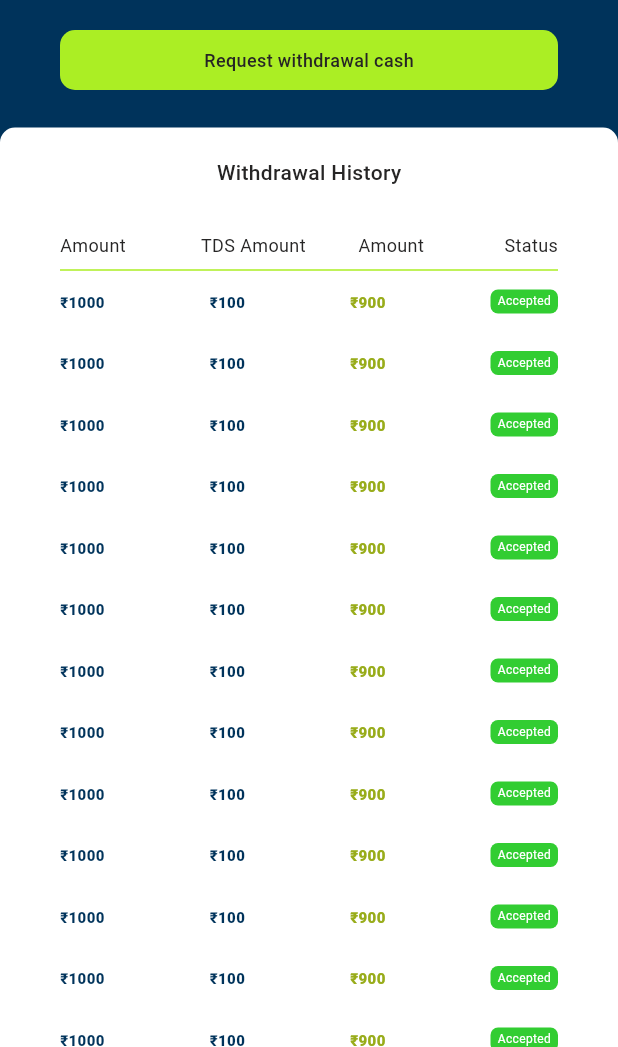
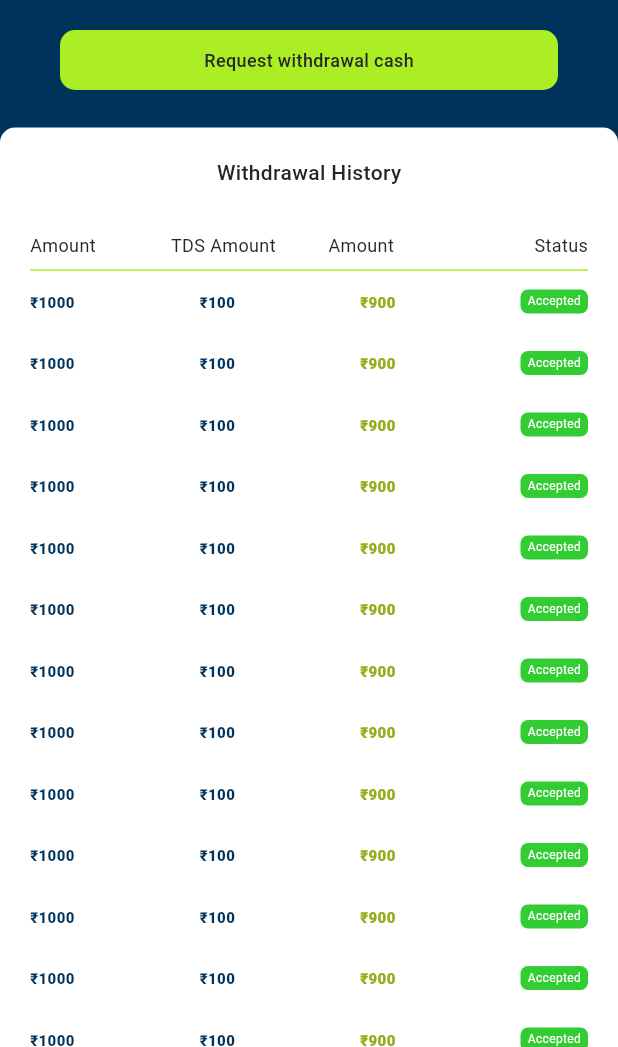
Before and after one commit to seclobproject/Market-Journey_App, a Flutter app: the wallet screen opened directly, on a phone screen of 412 x 824 dp, the part 189-1236 px from its top. Run offline on Flutter 3.47's test engine with Material 3 defaults, Android fonts, the phone set to English and light mode, and no system bars; our stand-ins replace dio, flutter_svg, logger, shared_preferences; missing offline and left inert: scroll_loop_auto_scroll; accounts and stored records are empty.

Commit message:
dropdown edited

```diff
--- a/lib/screens/wallet/wallet_page.dart
+++ b/lib/screens/wallet/wallet_page.dart
@@ -117,12 +117,9 @@ class _walletState extends State<wallet> {
                       ),
                     ),
                   ),
-                  Padding(
-                    padding: const EdgeInsets.symmetric(horizontal: 20),
-                    child: Container(
-                      height: 1000, // Adjust height as needed
-                      child: withdrawalhistory(),
-                    ),
+                  Container(
+                    height: 1000, // Adjust height as needed
+                    child: withdrawalhistory(),
                   ),
                 ],
               ),
```
Also changed, not shown: lib/screens/members/widgets/dropdownbutton.dart (+0 -125 lines).
